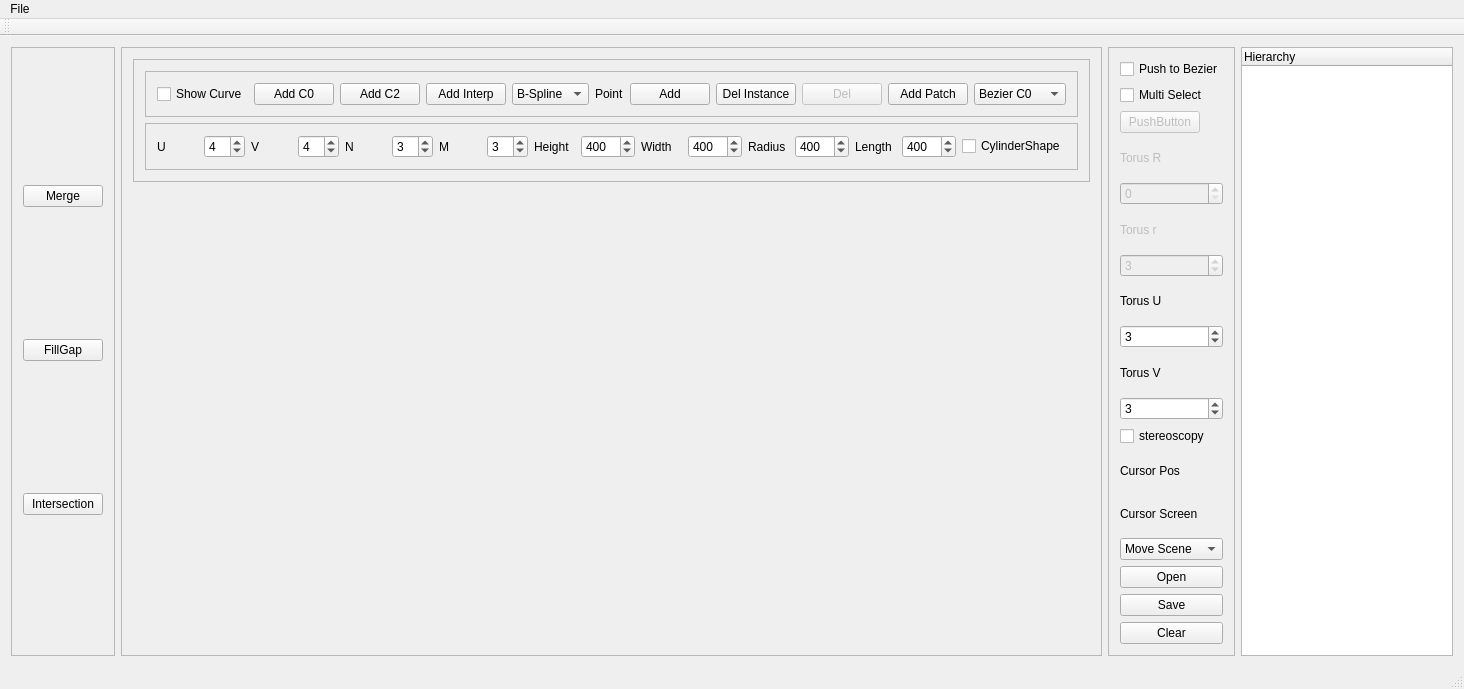
Qt form GraphicEngine/mainwindow.ui (awitwicka/3DGraphicEngine) before a commit.
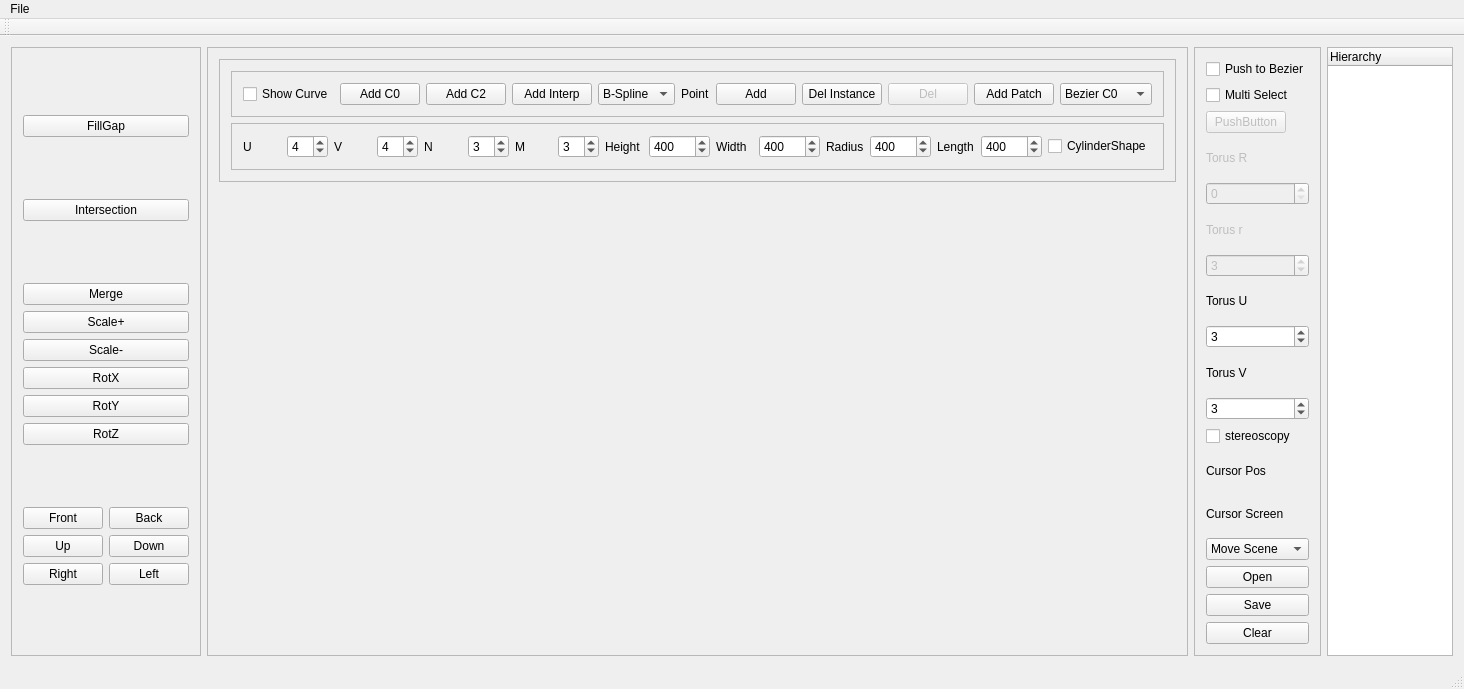
The same form after that commit. Custom widgets are drawn as their Qt base class.

Commit message: UI - added modeling tools, changed origin of cone objects, added global axis

The edit to the form file:
```diff
--- a/GraphicEngine/mainwindow.ui
+++ b/GraphicEngine/mainwindow.ui
@@ -24,13 +24,6 @@
        <enum>QFrame::Raised</enum>
       </property>
       <layout class="QVBoxLayout" name="verticalLayout_4">
-       <item>
-        <widget class="QPushButton" name="pushButton_Merge">
-         <property name="text">
-          <string>Merge</string>
-         </property>
-        </widget>
-       </item>
        <item>
         <widget class="QPushButton" name="pushButton_fillGap">
          <property name="text">
@@ -45,6 +38,98 @@
          </property>
         </widget>
        </item>
+       <item>
+        <layout class="QVBoxLayout" name="verticalLayout_5">
+         <item>
+          <widget class="QPushButton" name="pushButton_Merge">
+           <property name="text">
+            <string>Merge</string>
+           </property>
+          </widget>
+         </item>
+         <item>
+          <widget class="QPushButton" name="pushButton_ScaleUP">
+           <property name="text">
+            <string>Scale+</string>
+           </property>
+          </widget>
+         </item>
+         <item>
+          <widget class="QPushButton" name="pushButton_ScaleDOWN">
+           <property name="text">
+            <string>Scale-</string>
+           </property>
+          </widget>
+         </item>
+         <item>
+          <widget class="QPushButton" name="pushButton_RotX">
+           <property name="text">
+            <string>RotX</string>
+           </property>
+          </widget>
+         </item>
+         <item>
+          <widget class="QPushButton" name="pushButton_RotY">
+           <property name="text">
+            <string>RotY</string>
+           </property>
+          </widget>
+         </item>
+         <item>
+          <widget class="QPushButton" name="pushButton_RotZ">
+           <property name="text">
+            <string>RotZ</string>
+           </property>
+          </widget>
+         </item>
+        </layout>
+       </item>
+       <item>
+        <layout class="QGridLayout" name="gridLayout">
+         <item row="0" column="0">
+          <widget class="QPushButton" name="pushButton_Front">
+           <property name="text">
+            <string>Front</string>
+           </property>
+          </widget>
+         </item>
+         <item row="1" column="1">
+          <widget class="QPushButton" name="pushButton_Down">
+           <property name="text">
+            <string>Down</string>
+           </property>
+          </widget>
+         </item>
+         <item row="0" column="1">
+          <widget class="QPushButton" name="pushButton_Back">
+           <property name="text">
+            <string>Back</string>
+           </property>
+          </widget>
+         </item>
+         <item row="1" column="0">
+          <widget class="QPushButton" name="pushButton_Up">
+           <property name="text">
+            <string>Up</string>
+           </property>
+          </widget>
+         </item>
+         <item row="2" column="0">
+          <widget class="QPushButton" name="pushButton_Right">
+           <property name="text">
+            <string>Right</string>
+           </property>
+          </widget>
+         </item>
+         <item row="2" column="1">
+          <widget class="QPushButton" name="pushButton_Left">
+           <property name="text">
+            <string>Left</string>
+           </property>
+          </widget>
+         </item>
+        </layout>
+       </item>
       </layout>
      </widget>
     </item>
@@ -289,7 +374,7 @@
                 <number>1</number>
                </property>
                <property name="maximum">
-                <number>1000</number>
+                <number>10000</number>
                </property>
                <property name="value">
                 <number>400</number>
@@ -309,7 +394,7 @@
                 <number>1</number>
                </property>
                <property name="maximum">
-                <number>1000</number>
+                <number>10000</number>
                </property>
                <property name="value">
                 <number>400</number>
@@ -329,7 +414,7 @@
                 <number>1</number>
                </property>
                <property name="maximum">
-                <number>1000</number>
+                <number>10000</number>
                </property>
                <property name="value">
                 <number>400</number>
@@ -349,7 +434,7 @@
                 <number>1</number>
                </property>
                <property name="maximum">
-                <number>1000</number>
+                <number>10000</number>
                </property>
                <property name="value">
                 <number>400</number>
```
Left out of the diff: 2 changed lines with no effect on the pictures. The commit also changes 7 other files.
